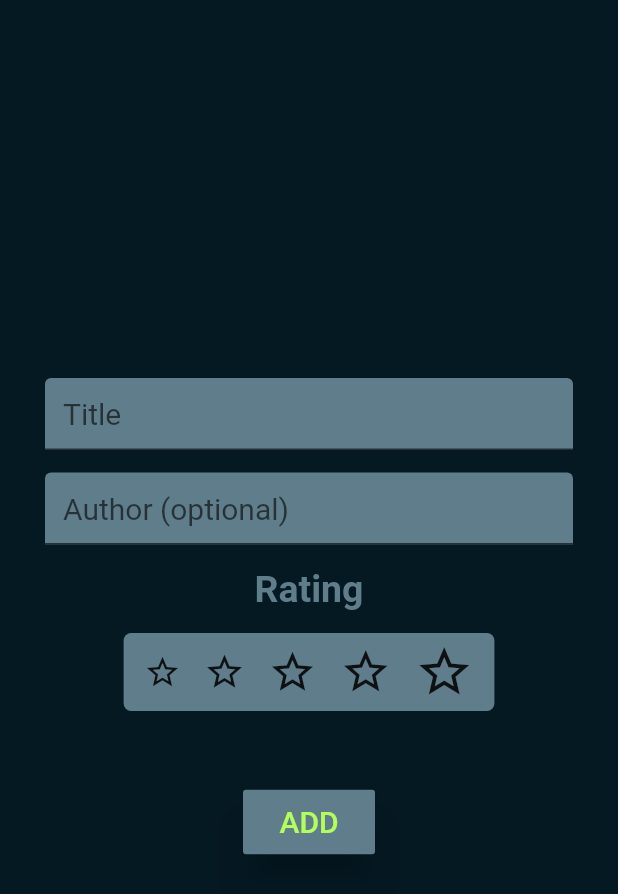
After one commit to aliyukabir1/book-worms, a Flutter app: the AddBookView screen opened directly, on a phone screen of 412 x 824 dp. The commit adds this screen. Shown: the top 894 px of the screen. Run offline on Flutter 3.47's test engine with Material 2 defaults, Android fonts, the phone set to English and light mode, and no system bars.

Commit message:
this will implement addbook page

```diff
--- /dev/null
+++ b/lib/views/add_book/add_book_view.dart
@@ -0,0 +1,95 @@
+import 'dart:ui';
+
+import 'package:bookworms/constants.dart';
+import 'package:flutter/material.dart';
+import 'package:flutter/services.dart';
+
+class AddBookView extends StatelessWidget {
+  const AddBookView({Key? key}) : super(key: key);
+
+  @override
+  Widget build(BuildContext context) {
+    Size size = MediaQuery.of(context).size;
+    return Scaffold(
+      body: SafeArea(
+        child: Container(
+          width: size.width,
+          height: size.height,
+          padding: const EdgeInsets.all(20),
+          child: Column(
+            mainAxisAlignment: MainAxisAlignment.center,
+            children: [
+              const Input(hintText: 'Title'),
+              const SizedBox(height: 15),
+              const Input(hintText: 'Author (optional)'),
+              const SizedBox(height: 15),
+              const Text('Rating',
+                  style: TextStyle(
+                    color: colorGrey,
+                    fontSize: 25,
+                    fontWeight: FontWeight.bold,
+                  )),
+              const SizedBox(height: 15),
+              Container(
+                padding: const EdgeInsets.all(6),
+                width: 0.6 * size.width,
+                decoration: BoxDecoration(
+                    color: colorGrey, borderRadius: BorderRadius.circular(5)),
+                child: Row(
+                  mainAxisAlignment: MainAxisAlignment.spaceAround,
+                  children: const [
+                    Icon(Icons.star_border_outlined, size: 25),
+                    Icon(Icons.star_border_outlined, size: 28),
+                    Icon(Icons.star_border_outlined, size: 33),
+                    Icon(Icons.star_border_outlined, size: 35),
+                    Icon(Icons.star_border_outlined, size: 40),
+                  ],
+                ),
+              ),
+              const SizedBox(height: 50),
+              MaterialButton(
+                padding:
+                    const EdgeInsets.symmetric(horizontal: 20, vertical: 10),
+                onPressed: () {},
+                color: colorGrey,
+                elevation: 12,
+                textColor: colorGreen,
+                child: const Text(
+                  'ADD',
+                  style: TextStyle(fontSize: 20),
+                ),
+              )
+            ],
+          ),
+        ),
+      ),
+    );
+  }
+}
+
+class Input extends StatelessWidget {
+  final String hintText;
+  final TextEditingController? controller;
+
+  const Input({Key? key, this.controller, required this.hintText})
+      : super(key: key);
+
+  @override
+  Widget build(BuildContext context) {
+    return Padding(
+      padding: const EdgeInsets.symmetric(horizontal: 10),
+      child: TextField(
+        controller: controller,
+        textCapitalization: TextCapitalization.words,
+        cursorColor: colorGreen,
+        style: const TextStyle(color: colorGreen, fontSize: 20),
+        decoration: InputDecoration(
+            focusedBorder: InputBorder.none,
+            hintText: hintText,
+            fillColor: colorGrey,
+            filled: true,
+            focusColor: Colors.grey),
+      ),
+    );
+  }
+}
--- a/lib/views/customs_widgets/bottom_nav.dart
+++ b/lib/views/customs_widgets/bottom_nav.dart
@@ -2,7 +2,8 @@ import 'package:bookworms/constants.dart';
 import 'package:flutter/material.dart';
 
 class BottomNav extends StatelessWidget {
-  const BottomNav({Key? key}) : super(key: key);
+  final Function? onpressed;
+  const BottomNav({Key? key, this.onpressed}) : super(key: key);
 
   @override
   Widget build(BuildContext context) {
--- a/lib/views/home/home_view.dart
+++ b/lib/views/home/home_view.dart
@@ -1,6 +1,7 @@
 import 'dart:ui';
 
 import 'package:bookworms/constants.dart';
+import 'package:bookworms/views/add_book/add_book_view.dart';
 import 'package:bookworms/views/customs_widgets/bottom_nav.dart';
 import 'package:flutter/material.dart';
 
@@ -77,7 +78,12 @@ class Home extends StatelessWidget {
             ],
           ),
         ),
-        const BottomNav()
+        BottomNav(
+          onpressed: () {
+            Navigator.push(context,
+                MaterialPageRoute(builder: (context) => const AddBookView()));
+          },
+        )
       ],
     ));
   }
```
